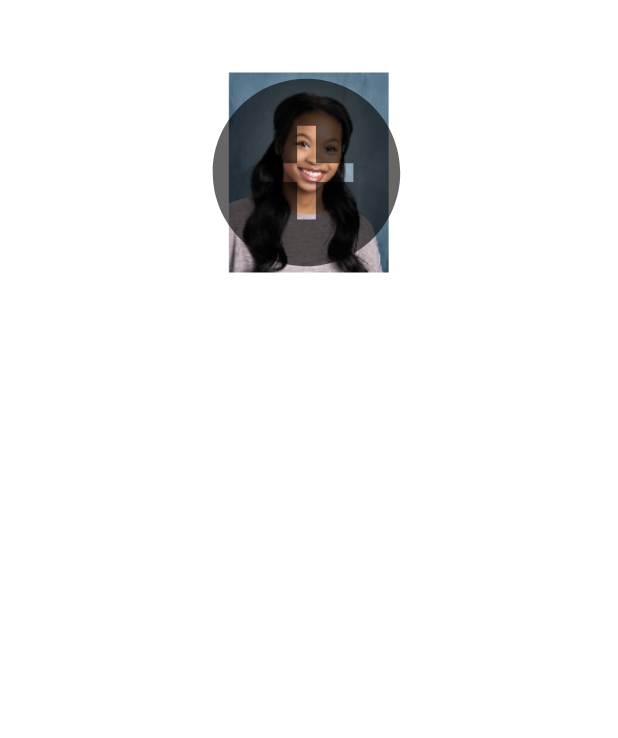
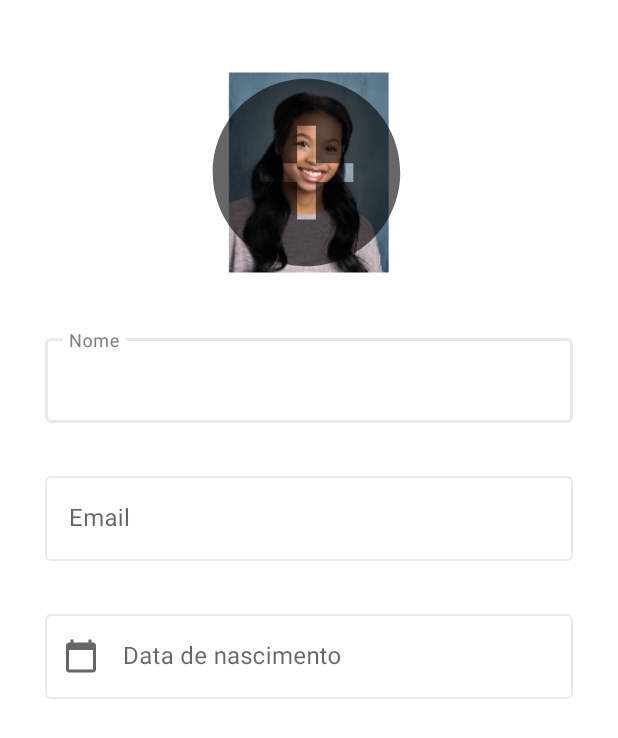
Before and after one commit to JoaoLopes97/Trails, an Android app: the EditProfileActivity screen opened directly, with no data from a screen before it, on a phone screen of 412 x 824 dp. Shown: the top 738 px of the screen. Run offline under Robolectric (Android 15) with nearby library versions, the light colour scheme and no system bars.

Commit message:
Update editProfile layout

```diff
--- a/app/build.gradle
+++ b/app/build.gradle
@@ -44,7 +44,6 @@ dependencies {
     implementation 'com.google.android.gms:play-services-location:17.0.0'
     implementation 'com.google.android.material:material:1.3.0-alpha04'
     implementation 'com.google.code.gson:gson:2.8.6'
-
     implementation platform('com.google.firebase:firebase-bom:26.1.1')
 
 }
--- /dev/null
+++ b/app/src/main/res/drawable/ic_baseline_calendar.xml
@@ -0,0 +1,10 @@
+<vector xmlns:android="http://schemas.android.com/apk/res/android"
+    android:width="24dp"
+    android:height="24dp"
+    android:viewportWidth="24"
+    android:viewportHeight="24"
+    android:tint="?attr/colorControlNormal">
+  <path
+      android:fillColor="@android:color/white"
+      android:pathData="M20,3h-1L19,1h-2v2L7,3L7,1L5,1v2L4,3c-1.1,0 -2,0.9 -2,2v16c0,1.1 0.9,2 2,2h16c1.1,0 2,-0.9 2,-2L22,5c0,-1.1 -0.9,-2 -2,-2zM20,21L4,21L4,8h16v13z"/>
+</vector>
--- a/app/src/main/res/layout/activity_edit_profile.xml
+++ b/app/src/main/res/layout/activity_edit_profile.xml
@@ -28,4 +28,54 @@
         app:layout_constraintTop_toTopOf="parent"
         app:srcCompat="@drawable/ic_baseline_add_circle_24"
         tools:ignore="VectorDrawableCompat" />
+
+    <com.google.android.material.textfield.TextInputLayout
+        android:id="@+id/editProfileNome"
+        style="@style/EditProfileEditTextStyle"
+        android:layout_width="match_parent"
+        android:layout_height="wrap_content"
+        android:layout_margin="30dp"
+        android:hint="Nome"
+        app:layout_constraintTop_toBottomOf="@+id/UserImage">
+
+        <com.google.android.material.textfield.TextInputEditText
+            android:layout_width="match_parent"
+            android:layout_height="wrap_content" />
+
+    </com.google.android.material.textfield.TextInputLayout>
+
+    <com.google.android.material.textfield.TextInputLayout
+        android:id="@+id/editProfileEmail"
+        style="@style/EditProfileEditTextStyle"
+        android:layout_width="match_parent"
+        android:layout_height="wrap_content"
+        android:layout_margin="30dp"
+        android:hint="Email"
+        app:layout_constraintTop_toBottomOf="@+id/editProfileNome">
+
+        <com.google.android.material.textfield.TextInputEditText
+            android:layout_width="match_parent"
+            android:layout_height="wrap_content" />
+
+    </com.google.android.material.textfield.TextInputLayout>
+
+    <com.google.android.material.textfield.TextInputLayout
+        android:id="@+id/editProfileBirthday"
+        style="@style/EditProfileEditTextStyle"
+        android:layout_width="match_parent"
+        android:layout_height="wrap_content"
+        android:layout_margin="30dp"
+        android:hint="Data de nascimento"
+        app:layout_constraintTop_toBottomOf="@+id/editProfileEmail"
+        app:startIconDrawable="@drawable/ic_baseline_calendar"
+        app:errorEnabled="true">
+
+        <com.google.android.material.textfield.TextInputEditText
+            android:id="@+id/editProfileBirthdayText"
+            android:layout_width="match_parent"
+            android:layout_height="wrap_content" />
+
+
+    </com.google.android.material.textfield.TextInputLayout>
+
 </androidx.constraintlayout.widget.ConstraintLayout>
--- a/app/src/main/res/values/colors.xml
+++ b/app/src/main/res/values/colors.xml
@@ -1,5 +1,6 @@
 <?xml version="1.0" encoding="utf-8"?>
-<resources>
+<resources xmlns:tools="http://schemas.android.com/tools">
+    <color name="mtrl_textinput_default_box_stroke_color" tools:override="true">@color/LightGrey</color>
     <color name="colorPrimary">#6200EE</color>
     <color name="colorPrimaryDark">#3700B3</color>
     <color name="colorAccent">#03DAC5</color>
@@ -66,6 +67,7 @@
     <color name="Orchid">#DA70D6</color>
     <color name="Thistle">#D8BFD8</color>
     <color name="LightGrey">#e9e9e9</color>
+    <color name="Grey">#808080</color>
     <color name="Tan">#D2B48C</color>
     <color name="Chocolate">#D2691E</color>
     <color name="Peru">#CD853F</color>
--- a/app/src/main/res/values/styles.xml
+++ b/app/src/main/res/values/styles.xml
@@ -31,4 +31,11 @@
         <item name="android:textColor">@color/Black</item>
     </style>
 
+    <style name="EditProfileEditTextStyle" parent="Widget.MaterialComponents.TextInputLayout.OutlinedBox">
+        <item name="boxStrokeColor">@color/LightGrey</item>
+        <item name="hintTextColor">@color/Grey</item>
+        <item name="color">@color/Grey</item>
+        <item name="maxLines">1</item>
+    </style>
+
 </resources>
```
Also changed, not shown: app/src/main/java/com/example/trails/ui/profile/EditProfileActivity.java (+72 -0 lines).
